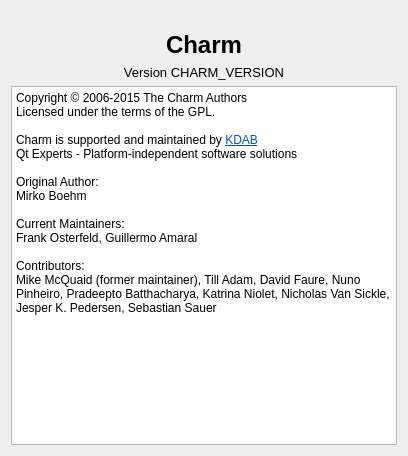
The window that Charm/Widgets/CharmAboutDialog.ui (KDAB/Charm) describes before a commit, drawn with Qt 5.
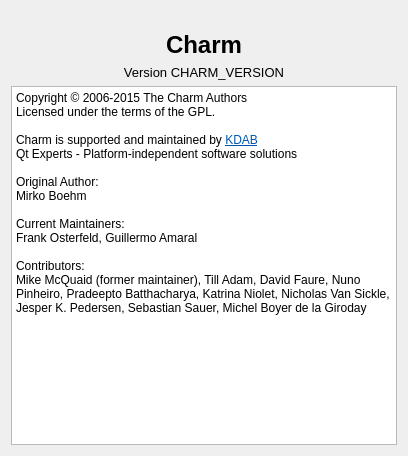
The same window after the commit. Icons and pictures are not drawn.

Commit message: Add myself to the contributors list.

Diff of the .ui file:
```diff
--- a/Charm/Widgets/CharmAboutDialog.ui
+++ b/Charm/Widgets/CharmAboutDialog.ui
@@ -91,7 +91,7 @@
 &lt;p style=&quot; margin-top:0px; margin-bottom:0px; margin-left:0px; margin-right:0px; -qt-block-indent:0; text-indent:0px;&quot;&gt;&lt;span style=&quot; font-family:'Lucida Grande'; font-size:9pt;&quot;&gt;Frank Osterfeld, Guillermo Amaral&lt;/span&gt;&lt;/p&gt;
 &lt;p style=&quot;-qt-paragraph-type:empty; margin-top:0px; margin-bottom:0px; margin-left:0px; margin-right:0px; -qt-block-indent:0; text-indent:0px; font-family:'Lucida Grande'; font-size:9pt;&quot;&gt;&lt;br /&gt;&lt;/p&gt;
 &lt;p style=&quot; margin-top:0px; margin-bottom:0px; margin-left:0px; margin-right:0px; -qt-block-indent:0; text-indent:0px;&quot;&gt;&lt;span style=&quot; font-family:'Lucida Grande'; font-size:9pt;&quot;&gt;Contributors:&lt;/span&gt;&lt;/p&gt;
-&lt;p style=&quot; margin-top:0px; margin-bottom:0px; margin-left:0px; margin-right:0px; -qt-block-indent:0; text-indent:0px;&quot;&gt;&lt;span style=&quot; font-family:'Lucida Grande'; font-size:9pt;&quot;&gt;Mike McQuaid (former maintainer), Till Adam, David Faure, Nuno Pinheiro, Pradeepto Batthacharya, Katrina Niolet, Nicholas Van Sickle, Jesper K. Pedersen, Sebastian Sauer&lt;/span&gt;&lt;/p&gt;&lt;/body&gt;&lt;/html&gt;</string>
+&lt;p style=&quot; margin-top:0px; margin-bottom:0px; margin-left:0px; margin-right:0px; -qt-block-indent:0; text-indent:0px;&quot;&gt;&lt;span style=&quot; font-family:'Lucida Grande'; font-size:9pt;&quot;&gt;Mike McQuaid (former maintainer), Till Adam, David Faure, Nuno Pinheiro, Pradeepto Batthacharya, Katrina Niolet, Nicholas Van Sickle, Jesper K. Pedersen, Sebastian Sauer, Michel Boyer de la Giroday&lt;/span&gt;&lt;/p&gt;&lt;/body&gt;&lt;/html&gt;</string>
      </property>
      <property name="textInteractionFlags">
       <set>Qt::LinksAccessibleByKeyboard|Qt::LinksAccessibleByMouse|Qt::TextBrowserInteraction|Qt::TextSelectableByKeyboard|Qt::TextSelectableByMouse</set>
```
